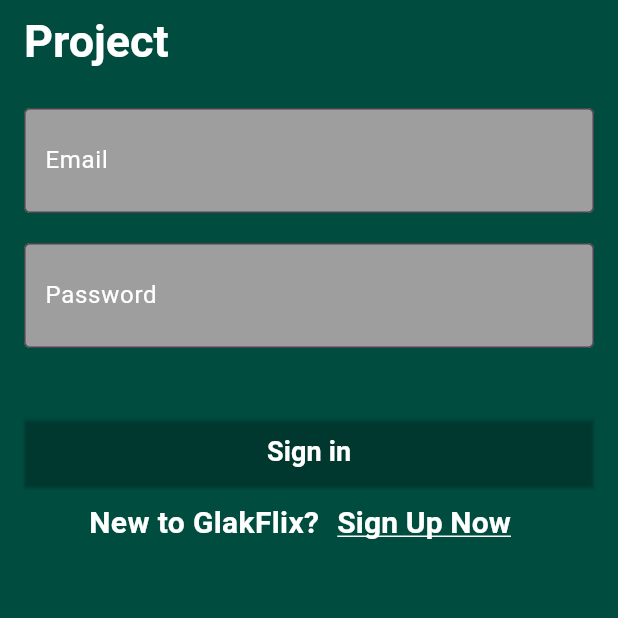
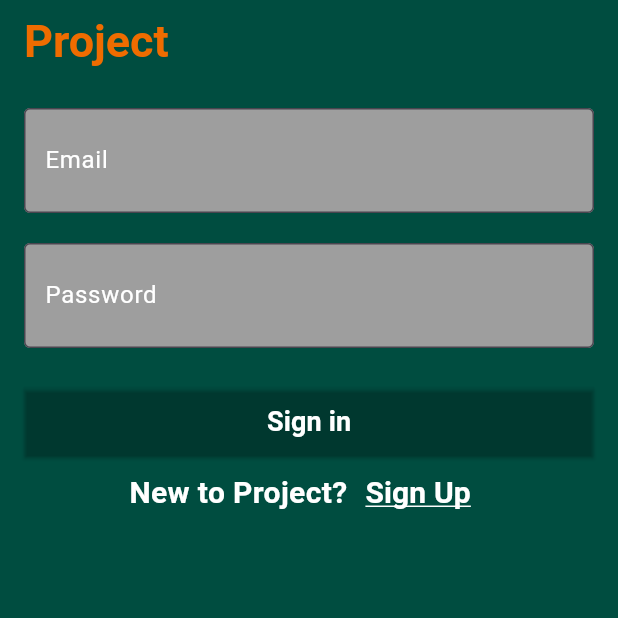
Before and after one commit to Abkumara/Assesment-Project, a Flutter app: the screen it shows after launch, on a phone screen of 412 x 824 dp, the top half of it. Run offline on Flutter 3.47's test engine with Material 3 defaults, Android fonts, the phone set to English and light mode, and no system bars; our stand-ins replace firebase_auth, firebase_core; accounts and stored records are empty.

```diff
--- /dev/null
+++ b/lib/Model/usermodel.dart
@@ -0,0 +1,6 @@
+class UserModel {
+  final String email;
+  final String password;
+
+  UserModel({required this.email, required this.password});
+}
--- /dev/null
+++ b/lib/View/logiinpage.dart
@@ -0,0 +1,195 @@
+import 'package:assesmnet_project/Controller/authcontroller.dart';
+import 'package:assesmnet_project/Model/usermodel.dart';
+import 'package:flutter/material.dart';
+
+class LoginPage extends StatefulWidget {
+  const LoginPage({super.key});
+
+  @override
+  State<LoginPage> createState() => _LoginPageState();
+}
+
+class _LoginPageState extends State<LoginPage> {
+  final _formKey = GlobalKey<FormState>();
+  final TextEditingController emailController = TextEditingController();
+  final TextEditingController passwordController = TextEditingController();
+  final AuthController _authController = AuthController();
+
+  bool signBool = true;
+
+  void clearTextFields() {
+    emailController.clear();
+    passwordController.clear();
+  }
+
+  @override
+  Widget build(BuildContext context) {
+    return Scaffold(
+      backgroundColor: Colors.teal[900],
+      appBar: AppBar(
+        backgroundColor: Colors.transparent,
+        title: Text(
+          'Project',
+          style: TextStyle(
+            color: Colors.orange[800],
+            fontSize: 30,
+            fontWeight: FontWeight.bold,
+          ),
+        ),
+      ),
+      body: SingleChildScrollView(
+        child: Padding(
+          padding: const EdgeInsets.all(16.0),
+          child: Form(
+            key: _formKey,
+            child: Column(
+              children: [
+                TextFormField(
+                  style: const TextStyle(
+                    color: Colors.white,
+                    fontWeight: FontWeight.bold,
+                    fontSize: 20,
+                  ),
+                  decoration: InputDecoration(
+                    fillColor: Colors.grey[500],
+                    filled: true,
+                    label: const Text(
+                      'Email',
+                      style: TextStyle(color: Colors.white),
+                    ),
+                    contentPadding: const EdgeInsets.symmetric(
+                      vertical: 20,
+                      horizontal: 10,
+                    ),
+                    border: const OutlineInputBorder(
+                      borderSide: BorderSide(width: 2),
+                    ),
+                  ),
+                  controller: emailController,
+                  validator: (value) {
+                    if (value == null || value.isEmpty) {
+                      return 'Enter Your Email';
+                    } else if (!value.contains('@')) {
+                      return 'Please enter a correct email address';
+                    }
+                    return null;
+                  },
+                ),
+                const SizedBox(
+                  height: 20,
+                ),
+                TextFormField(
+                  obscureText: true,
+                  style: const TextStyle(
+                    color: Colors.white,
+                    fontWeight: FontWeight.bold,
+                    fontSize: 20,
+                  ),
+                  decoration: InputDecoration(
+                    fillColor: Colors.grey[500],
+                    filled: true,
+                    label: const Text(
+                      'Password',
+                      style: TextStyle(color: Colors.white),
+                    ),
+                    contentPadding: const EdgeInsets.symmetric(
+                      vertical: 20,
+                      horizontal: 10,
+                    ),
+                    border: const OutlineInputBorder(
+                      borderSide: BorderSide(width: 2),
+                    ),
+                  ),
+                  controller: passwordController,
+                  validator: (value) {
+                    if (value == null || value.isEmpty) {
+                      return 'Enter Your Password';
+                    } else if (value.length < 6) {
+                      return 'Please enter a strong password';
+                    }
+                    return null;
+                  },
+                ),
+                const SizedBox(
+                  height: 25,
+                ),
+                SizedBox(
+                  width: double.infinity,
+                  child: ElevatedButton(
+                    style: const ButtonStyle(
+                      padding: MaterialStatePropertyAll(
+                        EdgeInsets.symmetric(vertical: 10),
+                      ),
+                      backgroundColor: MaterialStatePropertyAll(
+                        Colors.transparent,
+                      ),
+                      shape: MaterialStatePropertyAll(
+                        BeveledRectangleBorder(
+                          borderRadius: BorderRadius.zero,
+                        ),
+                      ),
+                    ),
+                    onPressed: () {
+                      UserModel user = UserModel(
+                        email: emailController.text,
+                        password: passwordController.text,
+                      );
+                      if (_formKey.currentState?.validate() ?? false) {
+                        if (signBool) {
+                          _authController.signInWithEmailAndPassword(
+                              context, user);
+                        } else {
+                          _authController.createUserWithEmailAndPassword(
+                              context, user);
+                        }
+                        clearTextFields();
+                      }
+                    },
+                    child: Text(
+                      signBool ? 'Sign in' : 'Sign Up',
+                      style: const TextStyle(
+                        color: Colors.white,
+                        fontWeight: FontWeight.bold,
+                        fontSize: 18,
+                      ),
+                    ),
+                  ),
+                ),
+                Row(
+                  mainAxisAlignment: MainAxisAlignment.center,
+                  children: [
+                    Text(
+                      signBool ? 'New to Project?' : 'Already have an account?',
+                      style: const TextStyle(
+                        color: Colors.white,
+                        fontWeight: FontWeight.bold,
+                        fontSize: 20,
+                      ),
+                    ),
+                    TextButton(
+                      onPressed: () {
+                        setState(() {
+                          signBool = !signBool;
+                        });
+                      },
+                      child: Text(
+                        signBool ? 'Sign Up' : 'Sign In',
+                        style: const TextStyle(
+                          decoration: TextDecoration.underline,
+                          decorationColor: Colors.white,
+                          color: Colors.white,
+                          fontWeight: FontWeight.bold,
+                          fontSize: 20,
+                        ),
+                      ),
+                    )
+                  ],
+                ),
+              ],
+            ),
+          ),
+        ),
+      ),
+    );
+  }
+}
--- a/lib/logiinpage.dart
+++ /dev/null
@@ -1,201 +0,0 @@
-import 'package:assesmnet_project/homepage.dart';
-import 'package:flutter/material.dart';
-
-class LoginPage extends StatefulWidget {
-  const LoginPage({super.key});
-
-  @override
-  State<LoginPage> createState() => _LoginPageState();
-}
-
-class _LoginPageState extends State<LoginPage> {
-  final _formKey = GlobalKey<FormState>();
-  TextEditingController emailController = TextEditingController();
-  TextEditingController passwordController = TextEditingController();
-  TextEditingController retypePasswordController = TextEditingController();
-  bool signBool = true;
-
-  void clearTextFields() {
-    emailController.clear();
-    passwordController.clear();
-    retypePasswordController.clear();
-  }
-
-  @override
-  Widget build(BuildContext context) {
-    return Scaffold(
-      backgroundColor: Colors.teal[900],
-      appBar: AppBar(
-        backgroundColor: Colors.transparent,
-        title: const Text(
-          'Project',
-          style: TextStyle(
-              color: Colors.white, fontSize: 30, fontWeight: FontWeight.bold),
-        ),
-      ),
-      body: SingleChildScrollView(
-        child: Padding(
-          padding: const EdgeInsets.all(16.0),
-          child: Form(
-            key: _formKey,
-            child: Column(
-              children: [
-                TextFormField(
-                  style: const TextStyle(
-                      color: Colors.white,
-                      fontWeight: FontWeight.bold,
-                      fontSize: 20),
-                  decoration: InputDecoration(
-                      fillColor: Colors.grey[500],
-                      filled: true,
-                      label: const Text(
-                        'Email',
-                        style: TextStyle(color: Colors.white),
-                      ),
-                      contentPadding: const EdgeInsets.symmetric(
-                          vertical: 20, horizontal: 10),
-                      border: const OutlineInputBorder(
-                          borderSide: BorderSide(width: 2))),
-                  controller: emailController,
-                  validator: (value) {
-                    if (value == null || value.isEmpty) {
-                      return 'Enter Your Email';
-                    } else if (!value.contains('@')) {
-                      return 'Please enter correct email address';
-                    }
-                    return null;
-                  },
-                ),
-                const SizedBox(
-                  height: 20,
-                ),
-                TextFormField(
-                  obscureText: true,
-                  style: const TextStyle(
-                      color: Colors.white,
-                      fontWeight: FontWeight.bold,
-                      fontSize: 20),
-                  decoration: InputDecoration(
-                    fillColor: Colors.grey[500],
-                    filled: true,
-                    label: const Text(
-                      'Password',
-                      style: TextStyle(color: Colors.white),
-                    ),
-                    contentPadding: const EdgeInsets.symmetric(
-                        vertical: 20, horizontal: 10),
-                    border: const OutlineInputBorder(
-                      borderSide: BorderSide(width: 2),
-                    ),
-                  ),
-                  controller: passwordController,
-                  validator: (value) {
-                    if (value == null || value.isEmpty) {
-                      return 'Enter Your Password';
-                    } else if (value.length < 8) {
-                      return 'Please enter Strong Passord';
-                    }
-                    return null;
-                  },
-                ),
-                const SizedBox(
-                  height: 20,
-                ),
-                if (!signBool)
-                  TextFormField(
-                    obscureText: true,
-                    style: const TextStyle(
-                        color: Colors.white,
-                        fontWeight: FontWeight.bold,
-                        fontSize: 20),
-                    decoration: InputDecoration(
-                      fillColor: Colors.grey[500],
-                      filled: true,
-                      label: const Text(
-                        'Re-type Password',
-                        style: TextStyle(color: Colors.white),
-                      ),
-                      contentPadding: const EdgeInsets.symmetric(
-                          vertical: 20, horizontal: 10),
-                      border: const OutlineInputBorder(
-                        borderSide: BorderSide(width: 2),
-                      ),
-                    ),
-                    controller: retypePasswordController,
-                    validator: (value) {
-                      if (value == null || value.isEmpty) {
-                        return 'Enter Your Password';
-                      } else if (value != passwordController.text) {
-                        return 'Not macthing Passwords';
-                      }
-                      return null;
-                    },
-                  ),
-                const SizedBox(
-                  height: 25,
-                ),
-                SizedBox(
-                  width: double.infinity,
-                  child: ElevatedButton(
-                      style: const ButtonStyle(
-                          padding: MaterialStatePropertyAll(
-                              EdgeInsets.symmetric(vertical: 10)),
-                          backgroundColor:
-                              MaterialStatePropertyAll(Colors.transparent),
-                          shape: MaterialStatePropertyAll(
-                            BeveledRectangleBorder(
-                                borderRadius: BorderRadius.zero),
-                          )),
-                      onPressed: () {
-                        Navigator.push(
-                            context,
-                            MaterialPageRoute(
-                              builder: (context) => const HomePage(),
-                            ));
-                      },
-                      child: Text(
-                        (signBool) ? 'Sign in' : 'Sign Up',
-                        style: const TextStyle(
-                            color: Colors.white,
-                            fontWeight: FontWeight.bold,
-                            fontSize: 18),
-                      )),
-                ),
-                Row(
-                  mainAxisAlignment: MainAxisAlignment.center,
-                  children: [
-                    Text(
-                      (signBool)
-                          ? 'New to GlakFlix?'
-                          : 'Already have an account?',
-                      style: const TextStyle(
-                          color: Colors.white,
-                          fontWeight: FontWeight.bold,
-                          fontSize: 20),
-                    ),
-                    TextButton(
-                        onPressed: () {
-                          setState(() {
-                            signBool = !signBool;
-                          });
-                        },
-                        child: Text(
-                          (signBool) ? 'Sign Up Now' : 'Sign In Now',
-                          style: const TextStyle(
-                            decoration: TextDecoration.underline,
-                            decorationColor: Colors.white,
-                            color: Colors.white,
-                            fontWeight: FontWeight.bold,
-                            fontSize: 20,
-                          ),
-                        ))
-                  ],
-                ),
-              ],
-            ),
-          ),
-        ),
-      ),
-    );
-  }
-}
--- a/lib/main.dart
+++ b/lib/main.dart
@@ -1,7 +1,11 @@
-import 'package:assesmnet_project/logiinpage.dart';
+import 'package:assesmnet_project/firebase_options.dart';
+import 'package:assesmnet_project/View/logiinpage.dart';
+import 'package:firebase_core/firebase_core.dart';
 import 'package:flutter/material.dart';
 
-void main() {
+void main() async {
+  WidgetsFlutterBinding.ensureInitialized();
+  await Firebase.initializeApp(options: DefaultFirebaseOptions.currentPlatform);
   runApp(const MyApp());
 }
 
@@ -12,11 +16,9 @@ class MyApp extends StatelessWidget {
   @override
   Widget build(BuildContext context) {
     return MaterialApp(
-      title: 'Assesment Project',
-      theme: ThemeData(
-        colorScheme: ColorScheme.fromSeed(seedColor: Colors.deepPurple),
-        useMaterial3: true,
-      ),
+      debugShowCheckedModeBanner: false,
+      title: 'Assesment',
+      theme: ThemeData(),
       home: const LoginPage(),
     );
   }
--- a/pubspec.yaml
+++ b/pubspec.yaml
@@ -35,6 +35,8 @@ dependencies:
   # The following adds the Cupertino Icons font to your application.
   # Use with the CupertinoIcons class for iOS style icons.
   cupertino_icons: ^1.0.6
+  firebase_core: ^3.1.0
+  firebase_auth: ^5.1.0
 
 dev_dependencies:
   flutter_test:
```
Also changed, not shown: lib/Controller/authcontroller.dart (added, +79 -0 lines), lib/View/homepage.dart (renamed from lib/homepage.dart, +6 -1 lines), lib/firebase_options.dart (added), pubspec.lock, 7 other files.
